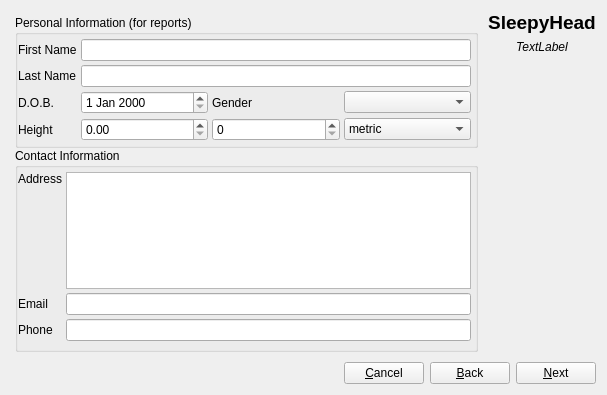
sbonaime/sleepyhead-code., file newprofile.ui: the form before one commit.
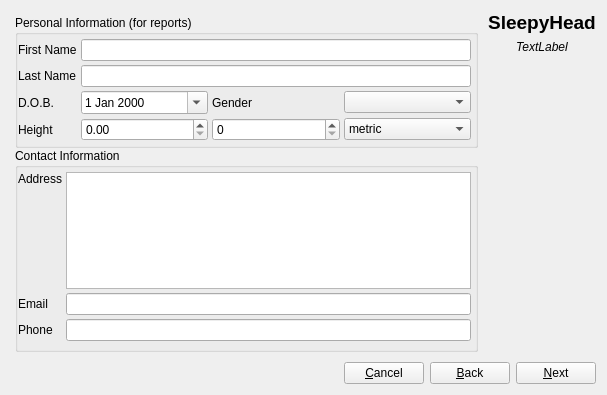
The form after the commit. The open tabs and pages were chosen to show the change. Icons and pictures are not drawn.

Commit message: Fix a very stupid crash. Enable New profile calendar popups. Fixed a spelling mistake in release notes

```diff
--- a/newprofile.ui
+++ b/newprofile.ui
@@ -364,7 +364,11 @@
               <item row="2" column="1">
                <layout class="QHBoxLayout" name="horizontalLayout_3">
                 <item>
-                 <widget class="QDateEdit" name="dobEdit"/>
+                 <widget class="QDateEdit" name="dobEdit">
+                  <property name="calendarPopup">
+                   <bool>true</bool>
+                  </property>
+                 </widget>
                 </item>
                 <item>
                  <widget class="QLabel" name="label_8">
```
Left out of the diff: 8 changed lines with no effect on the pictures. The commit also changes 3 other files.
